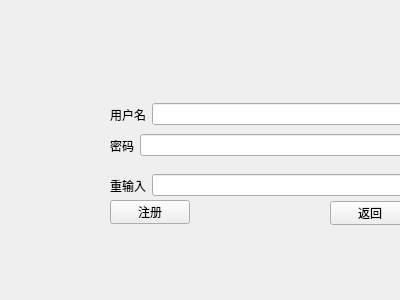
Above: pianoright/regis.ui from AnnieFandingying/myhomework before the change. Below: the same form after it.
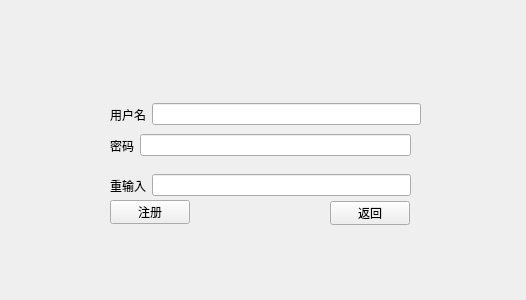
That is the form after the change. Icons and pictures are not drawn.

Patch:
```diff
--- a/pianoright/regis.ui
+++ b/pianoright/regis.ui
@@ -6,13 +6,16 @@
    <rect>
     <x>0</x>
     <y>0</y>
-    <width>400</width>
+    <width>526</width>
     <height>300</height>
    </rect>
   </property>
   <property name="windowTitle">
    <string>Form</string>
   </property>
+  <property name="styleSheet">
+   <string notr="true"/>
+  </property>
   <widget class="QWidget" name="horizontalLayoutWidget">
    <property name="geometry">
     <rect>
@@ -105,6 +108,28 @@
     </item>
    </layout>
   </widget>
+  <widget class="QLabel" name="label_2">
+   <property name="geometry">
+    <rect>
+     <x>3</x>
+     <y>5</y>
+     <width>521</width>
+     <height>291</height>
+    </rect>
+   </property>
+   <property name="styleSheet">
+    <string notr="true">background-image: url(:/res/winwind3.jpg);</string>
+   </property>
+   <property name="text">
+    <string/>
+   </property>
+  </widget>
+  <zorder>label_2</zorder>
+  <zorder>horizontalLayoutWidget</zorder>
+  <zorder>btn_regis</zorder>
+  <zorder>horizontalLayoutWidget_2</zorder>
+  <zorder>btn_quit</zorder>
+  <zorder>horizontalLayoutWidget_3</zorder>
  </widget>
  <resources/>
  <connections/>
```
